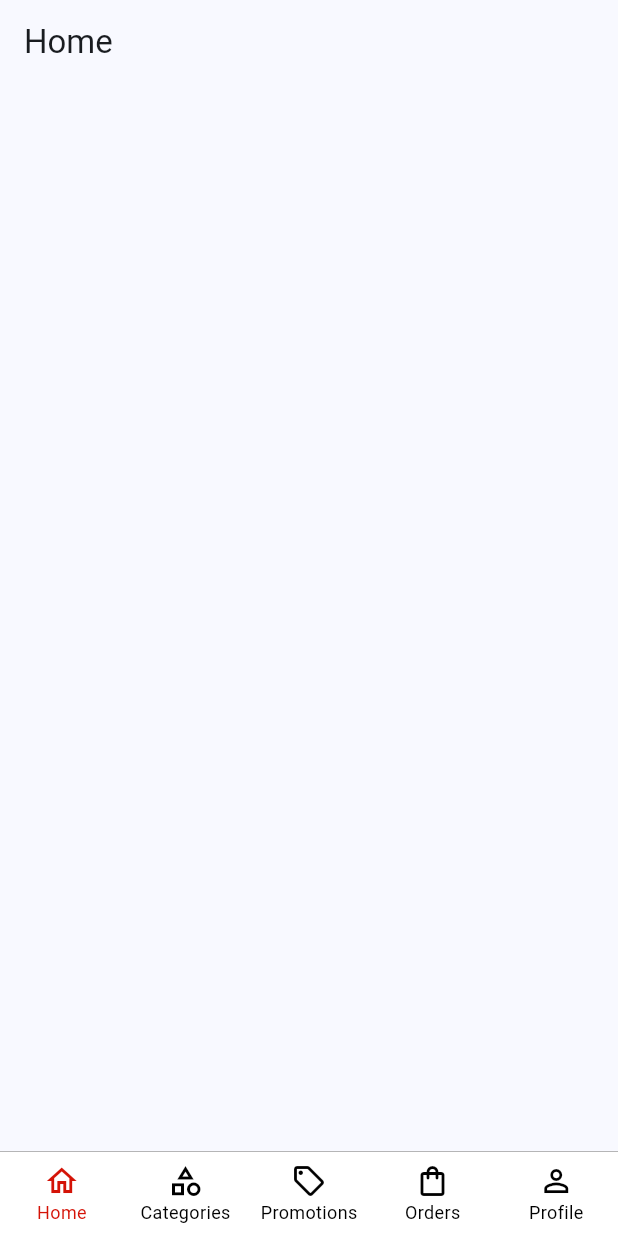
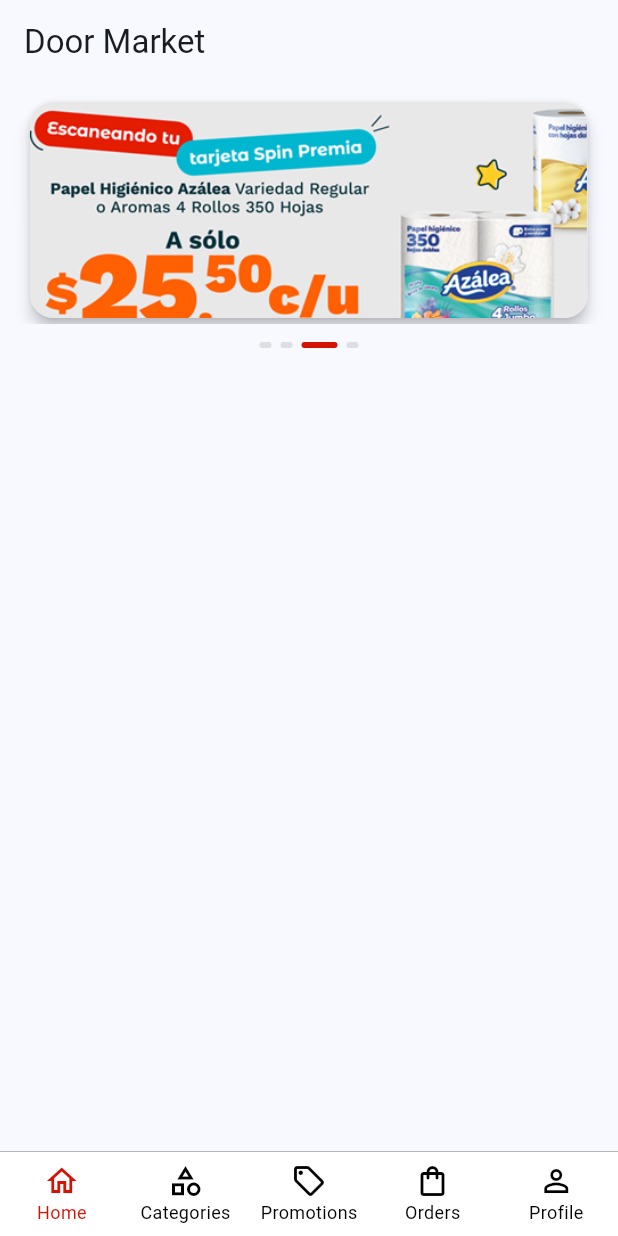
Before and after one commit to EdmundoZ12/app-door-market-flutter, a Flutter app: the screen it shows after launch, on a phone screen of 412 x 824 dp. Run offline on Flutter 3.47's test engine with Material 3 defaults, Android fonts, the phone set to English and light mode, and no system bars; our stand-ins replace go_router.

```diff
--- /dev/null
+++ b/lib/presentation/components/carrusel_home.dart
@@ -0,0 +1,116 @@
+import 'dart:async';
+import 'package:flutter/material.dart';
+
+class CarruselHome extends StatefulWidget {
+  const CarruselHome({super.key});
+
+  @override
+  State<CarruselHome> createState() => _CarruselHomeState();
+}
+
+class _CarruselHomeState extends State<CarruselHome> {
+  late PageController _pageController;
+  int _currentPage = 0;
+  Timer? _timer;
+
+  final List<String> banners = [
+    'assets/images/carrusel/banner_1.png',
+    'assets/images/carrusel/banner_2.png',
+    'assets/images/carrusel/banner_3.png',
+    'assets/images/carrusel/banner_4.png',
+  ];
+
+  @override
+  void initState() {
+    super.initState();
+    // Iniciar en una página alta para simular loop infinito
+    _pageController = PageController(initialPage: 10000);
+    _currentPage = 0;
+    _startAutoScroll();
+  }
+
+  void _startAutoScroll() {
+    _timer = Timer.periodic(const Duration(seconds: 3), (timer) {
+      if (_pageController.hasClients) {
+        _pageController.nextPage(
+          duration: const Duration(milliseconds: 800),
+          curve: Curves.fastOutSlowIn,
+        );
+      }
+    });
+  }
+
+  @override
+  void dispose() {
+    _timer?.cancel();
+    _pageController.dispose();
+    super.dispose();
+  }
+
+  @override
+  Widget build(BuildContext context) {
+    return Column(
+      children: [
+        // Carrusel
+        SizedBox(
+          height: 160,
+          child: Padding(
+            padding: const EdgeInsets.only(top: 8.0),
+            child: PageView.builder(
+              controller: _pageController,
+              onPageChanged: (index) {
+                setState(() {
+                  _currentPage = index % banners.length;
+                });
+              },
+              itemBuilder: (context, index) {
+                final bannerIndex = index % banners.length;
+                return Padding(
+                  padding: const EdgeInsets.symmetric(horizontal: 16.0),
+                  child: Card(
+                    elevation: 4,
+                    shape: RoundedRectangleBorder(
+                      borderRadius: BorderRadius.circular(16),
+                    ),
+                    color: const Color(0xFFF5F5F5),
+                    child: ClipRRect(
+                      borderRadius: BorderRadius.circular(16),
+                      child: Image.asset(
+                        banners[bannerIndex],
+                        fit: BoxFit.cover,
+                        width: double.infinity,
+                      ),
+                    ),
+                  ),
+                );
+              },
+            ),
+          ),
+        ),
+
+        // Indicadores
+        Padding(
+          padding: const EdgeInsets.only(top: 12.0),
+          child: Row(
+            mainAxisAlignment: MainAxisAlignment.center,
+            children: List.generate(
+              banners.length,
+              (index) => AnimatedContainer(
+                duration: const Duration(milliseconds: 300),
+                margin: const EdgeInsets.symmetric(horizontal: 3),
+                width: _currentPage == index ? 24 : 8,
+                height: 4,
+                decoration: BoxDecoration(
+                  color: _currentPage == index
+                      ? const Color(0xFFD41307)
+                      : Colors.grey.withOpacity(0.3),
+                  borderRadius: BorderRadius.circular(2),
+                ),
+              ),
+            ),
+          ),
+        ),
+      ],
+    );
+  }
+}
--- a/lib/presentation/screens/home/home_screen.dart
+++ b/lib/presentation/screens/home/home_screen.dart
@@ -1,3 +1,4 @@
+import 'package:door_market_app/presentation/components/carrusel_home.dart';
 import 'package:flutter/material.dart';
 
 class HomeScreen extends StatelessWidget {
@@ -7,8 +8,42 @@ class HomeScreen extends StatelessWidget {
   @override
   Widget build(BuildContext context) {
     return Scaffold(
-      appBar: AppBar(title: const Text('Home')),
-      // body: const _HomeView(),
+      appBar: AppBar(title: const Text('Door Market')),
+      body: const _HomeView(),
     );
   }
 }
+
+class _HomeView extends StatelessWidget {
+  const _HomeView();
+
+  @override
+  Widget build(BuildContext context) {
+    return SingleChildScrollView(
+      child: Column(
+        crossAxisAlignment: CrossAxisAlignment.start,
+        children: [
+          // Componente 1: Carrusel
+          const CarruselHome(),
+
+          const SizedBox(height: 24),
+
+          // // Componente 2: Sección de categorías
+          // const CategoriasSection(),
+
+          // const SizedBox(height: 24),
+
+          // // Componente 3: Productos destacados
+          // const ProductosDestacados(),
+
+          // const SizedBox(height: 24),
+
+          // // Componente 4: Ofertas especiales
+          // const OfertasSection(),
+
+          // const SizedBox(height: 16),
+        ],
+      ),
+    );
+  }
+}
--- a/pubspec.yaml
+++ b/pubspec.yaml
@@ -34,7 +34,6 @@ dependencies:
   go_router: ^16.2.5
 
 dev_dependencies:
-
   # The "flutter_lints" package below contains a set of recommended lints to
   # encourage good coding practices. The lint set provided by the package is
   # activated in the `analysis_options.yaml` file located at the root of your
@@ -54,7 +53,7 @@ flutter:
   uses-material-design: true
 
   assets:
-    - assets/images/
+    - assets/images/carrusel/
     - assets/data/
   # To add assets to your application, add an assets section, like this:
   # assets:
```
Also changed, not shown: assets/images/carrusel/banner_1.png (added), assets/images/carrusel/banner_2.png (added), assets/images/carrusel/banner_3.png (added), assets/images/carrusel/banner_4.png (added).
